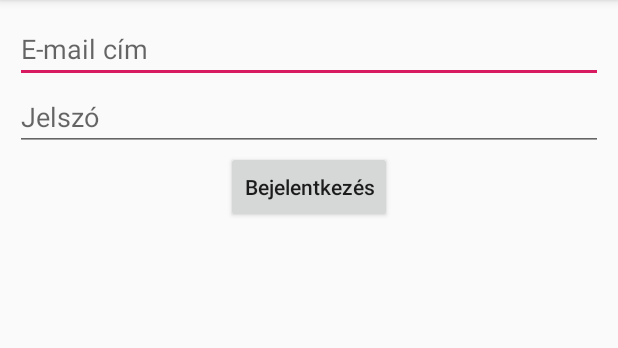
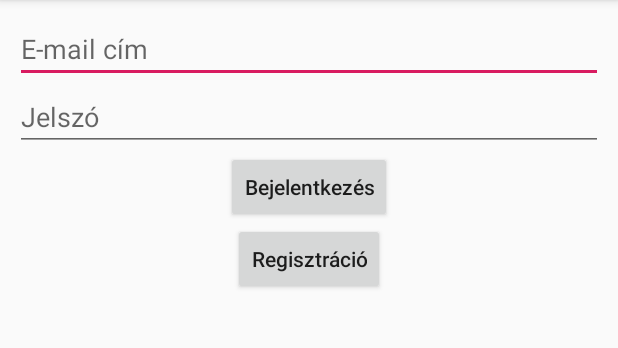
Before and after one commit to Dominik727/Amaganrendelok, an Android app: the screen it shows after launch (MainActivity), on a phone screen of 412 x 824 dp, the part 84-432 px from its top. Run offline under Robolectric (Android 15) with nearby library versions, the phone set to English and light mode, and no system bars.

Commit message:
Regisztráció gomb elhelyezése

```diff
--- a/Android/app/src/main/res/layout/activity_main.xml
+++ b/Android/app/src/main/res/layout/activity_main.xml
@@ -8,6 +8,7 @@
     tools:context=".MainActivity">
 
     <LinearLayout
+        android:id="@+id/mainmenu_login"
         android:layout_width="match_parent"
         android:orientation="vertical"
         android:layout_margin="10dp"
@@ -34,6 +35,16 @@
             android:layout_gravity="center"
             android:textAllCaps="false">
         </Button>
+        <Button
+            android:id="@+id/registration_pg_btn"
+            android:layout_width="wrap_content"
+            android:layout_height="wrap_content"
+            android:text="Regisztráció"
+            android:textAllCaps="false"
+            android:layout_gravity="center"/>
     </LinearLayout>
+    <include layout="@layout/user_registration"
+        android:id="@+id/registration_layout"
+        android:visibility="gone"/>
 
 </RelativeLayout>
```
Also changed, not shown: Android/app/src/main/java/com/example/amaganrendelok/MainActivity.kt (+9 -0 lines).
